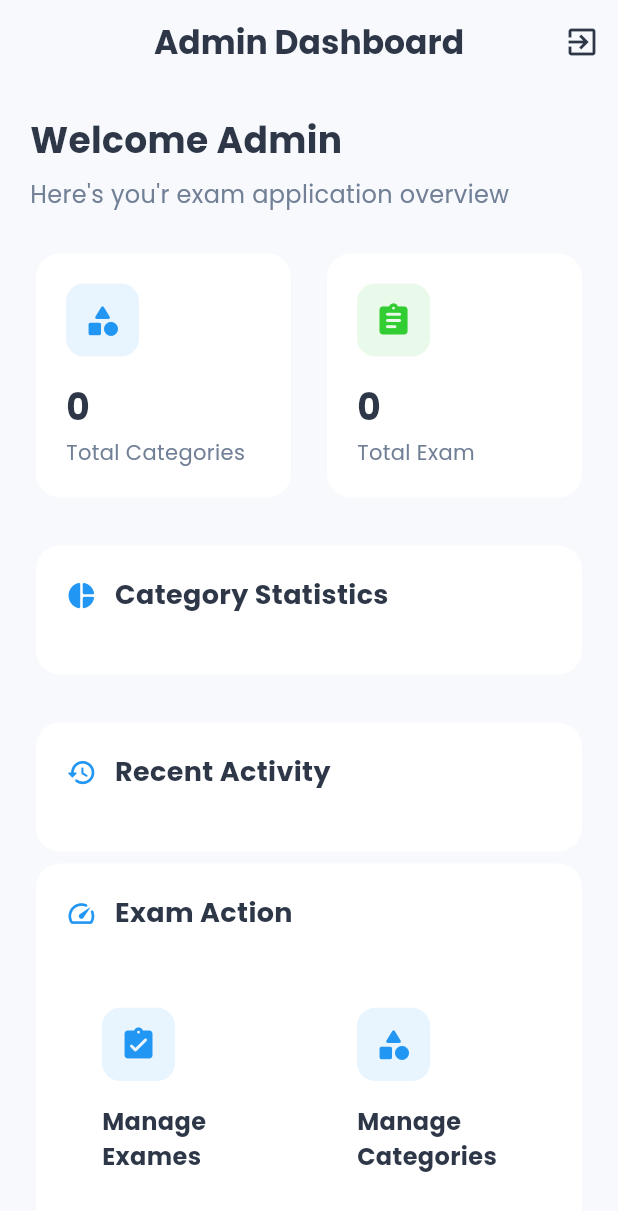
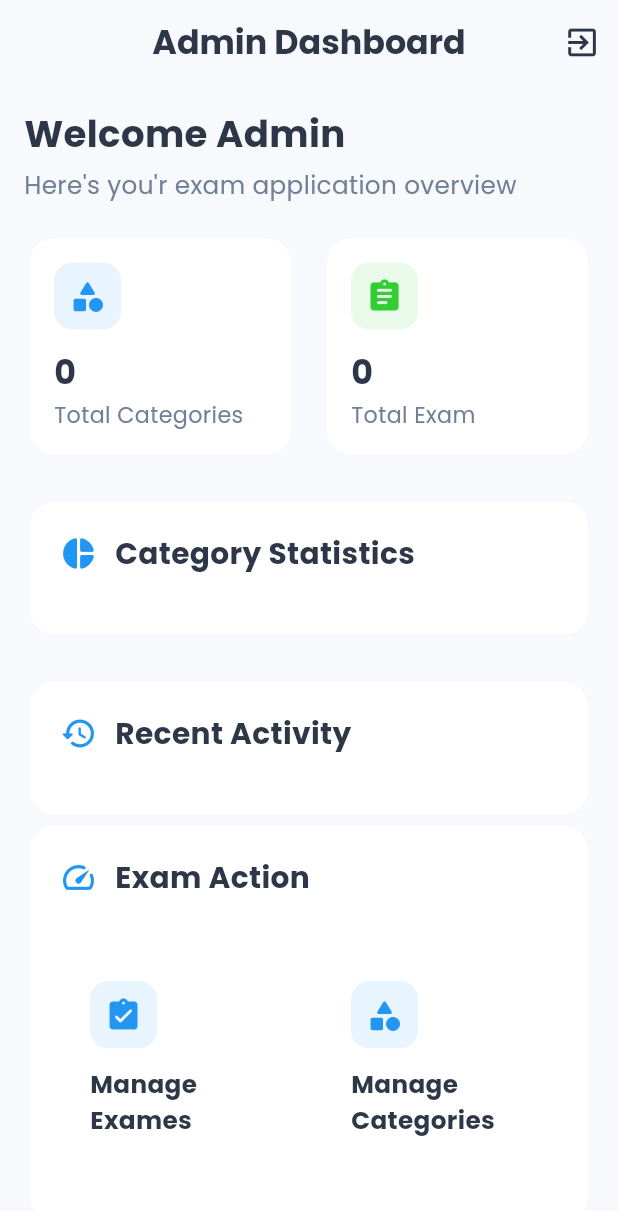
Before and after one commit to yemom/AAiT_School_project_mobileapp_exam_app, a Flutter app: the AdminHomeScreen screen opened directly, on a phone screen of 412 x 824 dp. Shown: the top 1211 px of the screen. Run offline on Flutter 3.47's test engine with Material 3 defaults, Android fonts, the phone set to English and light mode, and no system bars; our stand-ins replace cloud_firestore, firebase_auth, firebase_core, flutter_animate, google_fonts, percent_indicator and 1 more; accounts and stored records are empty; network calls fail.

Commit message:
add constraint to prevent too larg or small size

```diff
--- a/lib/views/admin/admin_home_screen.dart
+++ b/lib/views/admin/admin_home_screen.dart
@@ -15,6 +15,25 @@ class AdminHomeScreen extends StatefulWidget {
 
 class _AdminHomeScreenState extends State<AdminHomeScreen> {
   final FirebaseFirestore _firestore = FirebaseFirestore.instance;
+
+  // Add size variables with constraints
+  late double mediumIconSize;
+  late double smallIconSize;
+  late double titleFontSize;
+  late double subtitleFontSize;
+  late double bodyFontSize;
+
+  void _calculateSizes(BuildContext context) {
+    final size = MediaQuery.of(context).size;
+    final width = size.width;
+
+    // Add constraints to prevent too large or too small sizes
+    mediumIconSize = (width * 0.06).clamp(24.0, 40.0);
+    smallIconSize = (width * 0.04).clamp(16.0, 28.0);
+    titleFontSize = (width * 0.06).clamp(20.0, 32.0);
+    subtitleFontSize = (width * 0.04).clamp(14.0, 24.0);
+    bodyFontSize = (width * 0.035).clamp(12.0, 18.0);
+  }
 
   void _refreshData() {
     setState(() {});
@@ -71,36 +90,36 @@ class _AdminHomeScreenState extends State<AdminHomeScreen> {
     IconData icon,
     Color color,
   ) {
-    final size = MediaQuery.of(context).size;
-    final iconSize = size.width * 0.06;
-
     return Card(
       child: Padding(
-        padding: EdgeInsets.all(20),
+        padding: EdgeInsets.all(16),
         child: Column(
           crossAxisAlignment: CrossAxisAlignment.start,
           children: [
             Container(
-              padding: EdgeInsets.all(12),
+              padding: EdgeInsets.all(10),
               decoration: BoxDecoration(
                 color: color.withOpacity(0.1),
                 borderRadius: BorderRadius.circular(12),
               ),
-              child: Icon(icon, color: color, size: iconSize),
+              child: Icon(icon, color: color, size: mediumIconSize),
             ),
-            SizedBox(height: 16),
+            SizedBox(height: 12),
             Text(
               value,
               style: TextStyle(
-                fontSize: 24,
+                fontSize: titleFontSize * 0.9,
                 fontWeight: FontWeight.bold,
                 color: AppTheme.textPrimaryColor,
               ),
             ),
-            SizedBox(height: 4),
+            SizedBox(height: 2),
             Text(
               title,
-              style: TextStyle(fontSize: 14, color: AppTheme.textScondaryColor),
+              style: TextStyle(
+                fontSize: subtitleFontSize * 0.9,
+                color: AppTheme.textScondaryColor,
+              ),
             ),
           ],
         ),
@@ -109,31 +128,32 @@ class _AdminHomeScreenState extends State<AdminHomeScreen> {
   }
 
   Widget _buildNavigationCard(String title, IconData icon, VoidCallback onTap) {
-    final size = MediaQuery.of(context).size;
-    final iconSize = size.width * 0.06;
-
     return Card(
       child: InkWell(
         onTap: onTap,
         child: Padding(
-          padding: EdgeInsets.all(20),
+          padding: EdgeInsets.all(16),
           child: Column(
             crossAxisAlignment: CrossAxisAlignment.start,
             mainAxisAlignment: MainAxisAlignment.center,
             children: [
               Container(
-                padding: EdgeInsets.all(12),
+                padding: EdgeInsets.all(10),
                 decoration: BoxDecoration(
                   color: AppTheme.primaryColor.withOpacity(0.1),
                   borderRadius: BorderRadius.circular(12),
                 ),
-                child: Icon(icon, color: AppTheme.primaryColor, size: iconSize),
+                child: Icon(
+                  icon,
+                  color: AppTheme.primaryColor,
+                  size: mediumIconSize,
+                ),
               ),
-              SizedBox(height: 16),
+              SizedBox(height: 12),
               Text(
                 title,
                 style: TextStyle(
-                  fontSize: 16,
+                  fontSize: subtitleFontSize,
                   fontWeight: FontWeight.bold,
                   color: AppTheme.textPrimaryColor,
                 ),
@@ -147,21 +167,22 @@ class _AdminHomeScreenState extends State<AdminHomeScreen> {
 
   @override
   Widget build(BuildContext context) {
-    final size = MediaQuery.of(context).size;
-    final smallIconSize = size.width * 0.04;
-    final mediumIconSize = size.width * 0.05;
+    _calculateSizes(context);
 
     return Scaffold(
       appBar: AppBar(
         backgroundColor: AppTheme.backgroundColor,
         title: Text(
           'Admin Dashboard',
-          style: TextStyle(fontWeight: FontWeight.bold),
+          style: TextStyle(
+            fontSize: titleFontSize * 0.9,
+            fontWeight: FontWeight.bold,
+          ),
         ),
         elevation: 0.0,
         actions: [
           IconButton(
-            icon: Icon(Icons.exit_to_app),
+            icon: Icon(Icons.exit_to_app, size: mediumIconSize),
             color: AppTheme.textPrimaryColor,
             onPressed: () async {
               await FirebaseAuth.instance.signOut();
@@ -173,7 +194,6 @@ class _AdminHomeScreenState extends State<AdminHomeScreen> {
           ),
         ],
       ),
-
       body: FutureBuilder<Map<String, dynamic>>(
         future: _ftechStatistics(),
         builder: (context, snapshot) {
@@ -189,27 +209,27 @@ class _AdminHomeScreenState extends State<AdminHomeScreen> {
 
           return SafeArea(
             child: SingleChildScrollView(
-              padding: EdgeInsets.all(20),
+              padding: EdgeInsets.all(16),
               child: Column(
                 crossAxisAlignment: CrossAxisAlignment.start,
                 children: [
                   Text(
                     "Welcome Admin",
                     style: TextStyle(
-                      fontSize: 24,
+                      fontSize: titleFontSize,
                       fontWeight: FontWeight.bold,
                       color: AppTheme.textPrimaryColor,
                     ),
                   ),
-                  SizedBox(height: 8),
+                  SizedBox(height: 4),
                   Text(
                     "Here's you'r exam application overview",
                     style: TextStyle(
-                      fontSize: 16,
+                      fontSize: subtitleFontSize,
                       color: AppTheme.textScondaryColor,
                     ),
                   ),
-                  SizedBox(height: 24),
+                  SizedBox(height: 20),
                   Row(
                     children: [
                       Expanded(
@@ -249,7 +269,7 @@ class _AdminHomeScreenState extends State<AdminHomeScreen> {
                               Text(
                                 'Category Statistics',
                                 style: TextStyle(
-                                  fontSize: 18,
+                                  fontSize: titleFontSize * 0.8,
                                   fontWeight: FontWeight.bold,
                                   color: AppTheme.textPrimaryColor,
                                 ),
@@ -288,7 +308,7 @@ class _AdminHomeScreenState extends State<AdminHomeScreen> {
                                           Text(
                                             data['name'] as String,
                                             style: TextStyle(
-                                              fontSize: 16,
+                                              fontSize: subtitleFontSize * 0.9,
                                               fontWeight: FontWeight.w500,
                                               color: AppTheme.textPrimaryColor,
                                             ),
@@ -297,7 +317,7 @@ class _AdminHomeScreenState extends State<AdminHomeScreen> {
                                           Text(
                                             "${data['count']} ${(data['count'] as int) == 1 ? 'exam' : 'exames'}",
                                             style: TextStyle(
-                                              fontSize: 14,
+                                              fontSize: bodyFontSize,
                                               color: AppTheme.textScondaryColor,
                                             ),
                                           ),
@@ -349,7 +369,7 @@ class _AdminHomeScreenState extends State<AdminHomeScreen> {
                               Text(
                                 'Recent Activity',
                                 style: TextStyle(
-                                  fontSize: 18,
+                                  fontSize: titleFontSize * 0.8,
                                   fontWeight: FontWeight.bold,
                                   color: AppTheme.textPrimaryColor,
                                 ),
@@ -392,6 +412,7 @@ class _AdminHomeScreenState extends State<AdminHomeScreen> {
                                           Text(
                                             examData['title'],
                                             style: TextStyle(
+                                              fontSize: subtitleFontSize * 0.9,
                                               fontWeight: FontWeight.bold,
                                               color: AppTheme.textPrimaryColor,
                                             ),
@@ -401,7 +422,7 @@ class _AdminHomeScreenState extends State<AdminHomeScreen> {
                                             'Created on ${_formatData(examData['createdAt'].toDate())}',
                                             style: TextStyle(
                                               color: AppTheme.textScondaryColor,
-                                              fontSize: 12,
+                                              fontSize: bodyFontSize,
                                             ),
                                           ),
                                         ],
@@ -433,7 +454,7 @@ class _AdminHomeScreenState extends State<AdminHomeScreen> {
                               Text(
                                 'Exam Action',
                                 style: TextStyle(
-                                  fontSize: 18,
+                                  fontSize: titleFontSize * 0.8,
                                   fontWeight: FontWeight.bold,
                                   color: AppTheme.textPrimaryColor,
                                 ),
--- a/lib/views/admin/manage_exames_screen.dart
+++ b/lib/views/admin/manage_exames_screen.dart
@@ -84,13 +84,8 @@ class _ManageExamesScreenState extends State<ManageExamesScreen> {
       (category) => category.id == selectedCategoryId,
       orElse:
           () => Category(
-            id:
-                selectedCategoryId ??
-                'unknown_category_id', // Handle nullable ID
-            name:
-                selectedCategoryId == null
-                    ? "Unknown Category"
-                    : "Unknown", // Adjust name based on nullability
+            id: selectedCategoryId ?? 'unknown_category_id',
+            name: selectedCategoryId == null ? "Unknown Category" : "Unknown",
             description: '',
           ),
     );
--- a/lib/views/user/exam_play_screen.dart
+++ b/lib/views/user/exam_play_screen.dart
@@ -27,7 +27,6 @@ class _ExamPlayScreenState extends State<ExamPlayScreen>
   int _remainingSeconds = 0;
   Timer? _timer;
 
-  // Add size variables
   late double mediumIconSize;
   late double smallIconSize;
   late double titleFontSize;
--- a/lib/views/user/home_screen.dart
+++ b/lib/views/user/home_screen.dart
@@ -257,7 +257,7 @@ class _HomeScreenState extends State<HomeScreen> {
                         childCount: _filteredCategories.length,
                       ),
                       gridDelegate: SliverGridDelegateWithMaxCrossAxisExtent(
-                        maxCrossAxisExtent: 200.0, // You can adjust this value
+                        maxCrossAxisExtent: 200.0,
                         mainAxisSpacing: 16,
                         crossAxisSpacing: 16,
                         childAspectRatio: 0.8,
```
